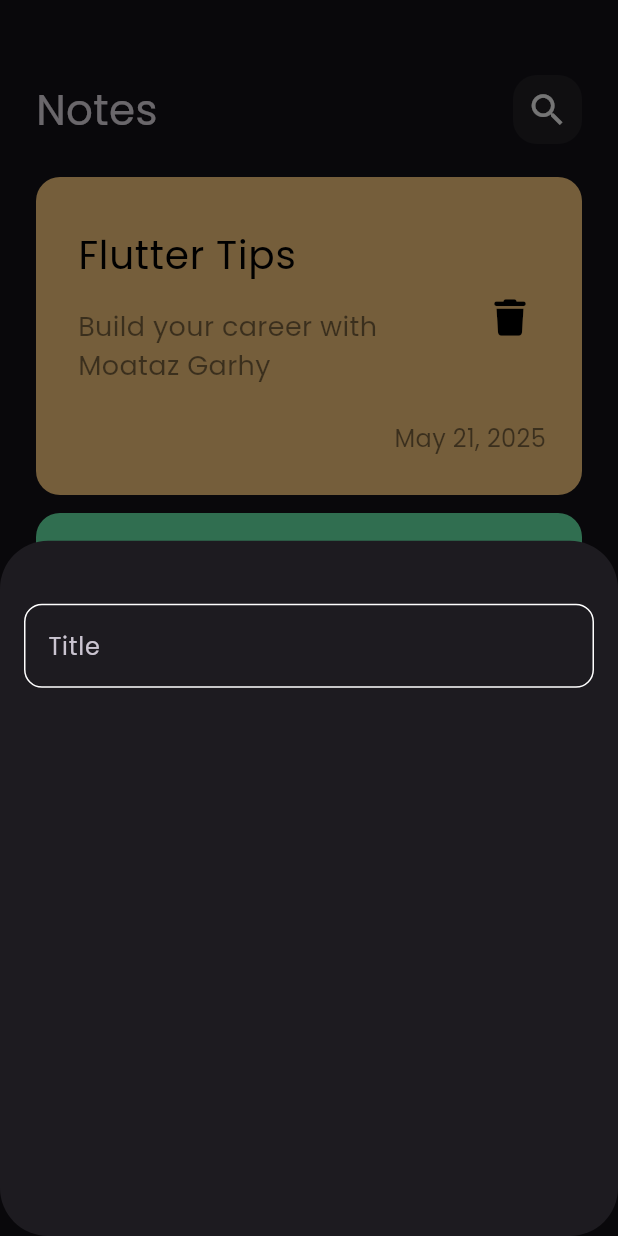
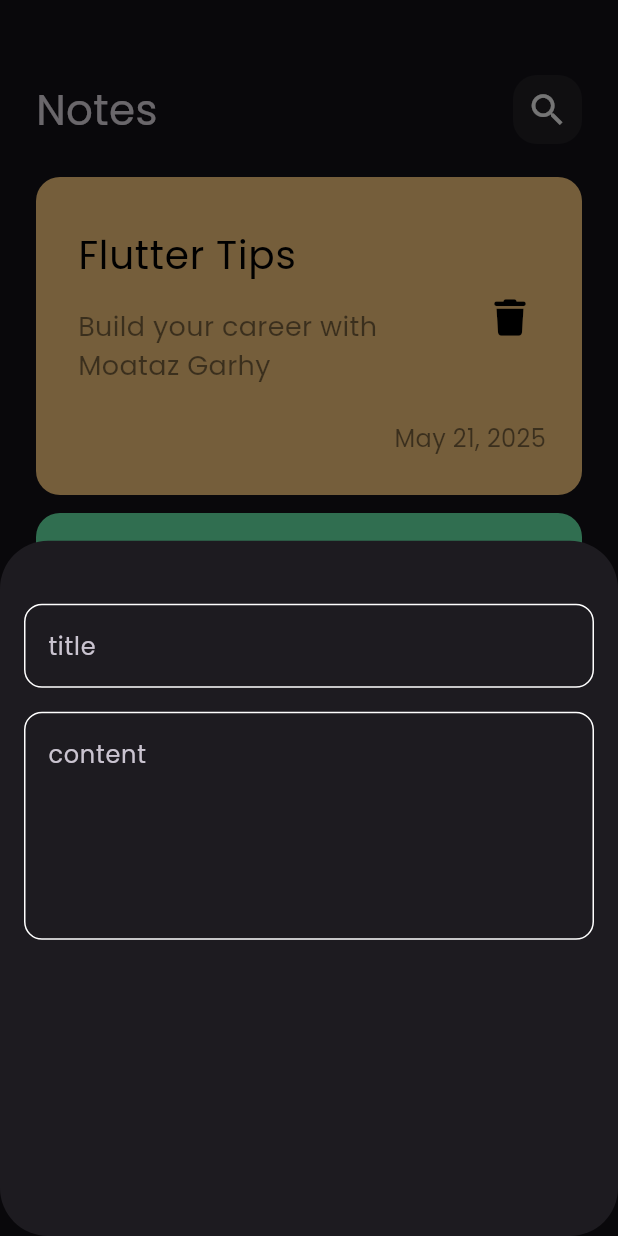
Before and after one commit to Moataz303/notes_app, a Flutter app: the screen it shows after launch, after a tap on the "add" icon, on a phone screen of 412 x 824 dp. Run offline on Flutter 3.47's test engine with Material 3 defaults, Android fonts, the phone set to English and light mode, and no system bars; our stand-ins replace font_awesome_flutter.

Commit message:
add fields to note bottom sheet

```diff
--- a/lib/views/widgets/add_note_bottom_sheet.dart
+++ b/lib/views/widgets/add_note_bottom_sheet.dart
@@ -7,11 +7,17 @@ class AddNoteBottomSheet extends StatelessWidget {
   @override
   Widget build(BuildContext context) {
     return const Padding(
-      padding: EdgeInsets.symmetric(horizontal: 16,),
+      padding: EdgeInsets.symmetric(
+        horizontal: 16,
+      ),
       child: Column(
         children: [
-          SizedBox(height: 42,),
-          CustomTextField(),
+          SizedBox(
+            height: 42,
+          ),
+          CustomTextField(hint: 'title'),
+          SizedBox(height: 16),
+          CustomTextField(hint: 'content', maxLines: 5),
         ],
       ),
     );
--- a/lib/views/widgets/custom_text_field.dart
+++ b/lib/views/widgets/custom_text_field.dart
@@ -2,14 +2,16 @@ import 'package:flutter/material.dart';
 import 'package:notes/constants.dart';
 
 class CustomTextField extends StatelessWidget {
-  const CustomTextField({super.key});
-
+  const CustomTextField({super.key, required this.hint, this.maxLines = 1});
+  final String hint;
+  final int maxLines;
   @override
   Widget build(BuildContext context) {
     return TextField(
       cursorColor: kPrimaryColor,
+      maxLines: maxLines,
       decoration: InputDecoration(
-        hintText: 'Title',
+        hintText: hint,
         border: buildBorder(),
         enabledBorder: buildBorder(),
         focusedBorder: buildBorder(
```
